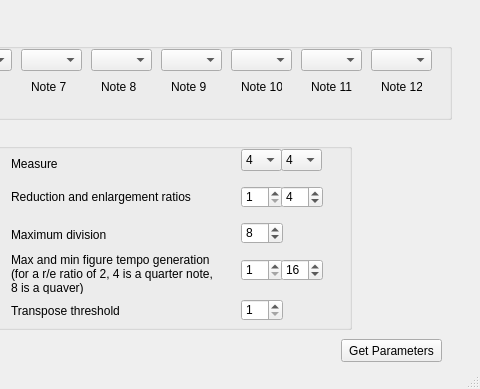
Above: RuleTranslatorInterface.ui from lpla/dodecahelper before the change; both pictures show x 449 to 929 and y 181 to 570 of the 929 by 570 pixel window. Below: the same form after it.
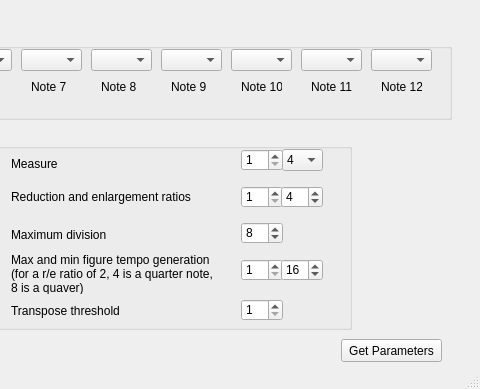
That is the form after the change.

Patch:
```diff
--- a/RuleTranslatorInterface.ui
+++ b/RuleTranslatorInterface.ui
@@ -1512,56 +1512,10 @@
       <number>4</number>
      </property>
     </widget>
-    <widget class="QComboBox" name="measure1">
-     <property name="geometry">
-      <rect>
-       <x>650</x>
-       <y>20</y>
-       <width>41</width>
-       <height>22</height>
-      </rect>
-     </property>
-     <property name="currentText" stdset="0">
-      <string>4</string>
-     </property>
-     <property name="currentIndex">
-      <number>2</number>
-     </property>
-     <item>
-      <property name="text">
-       <string>1</string>
-      </property>
-     </item>
-     <item>
-      <property name="text">
-       <string>2</string>
-      </property>
-     </item>
-     <item>
-      <property name="text">
-       <string>4</string>
-      </property>
-     </item>
-     <item>
-      <property name="text">
-       <string>8</string>
-      </property>
-     </item>
-     <item>
-      <property name="text">
-       <string>16</string>
-      </property>
-     </item>
-     <item>
-      <property name="text">
-       <string>32</string>
-      </property>
-     </item>
-    </widget>
     <widget class="QComboBox" name="measure2">
      <property name="geometry">
       <rect>
-       <x>690</x>
+       <x>691</x>
        <y>20</y>
        <width>41</width>
        <height>22</height>
@@ -1706,6 +1660,25 @@
       <number>1</number>
      </property>
     </widget>
+    <widget class="QSpinBox" name="measure1">
+     <property name="geometry">
+      <rect>
+       <x>650</x>
+       <y>20</y>
+       <width>42</width>
+       <height>22</height>
+      </rect>
+     </property>
+     <property name="minimum">
+      <number>1</number>
+     </property>
+     <property name="maximum">
+      <number>100</number>
+     </property>
+     <property name="value">
+      <number>1</number>
+     </property>
+    </widget>
    </widget>
    <widget class="QPushButton" name="pushButton">
     <property name="geometry">
```
